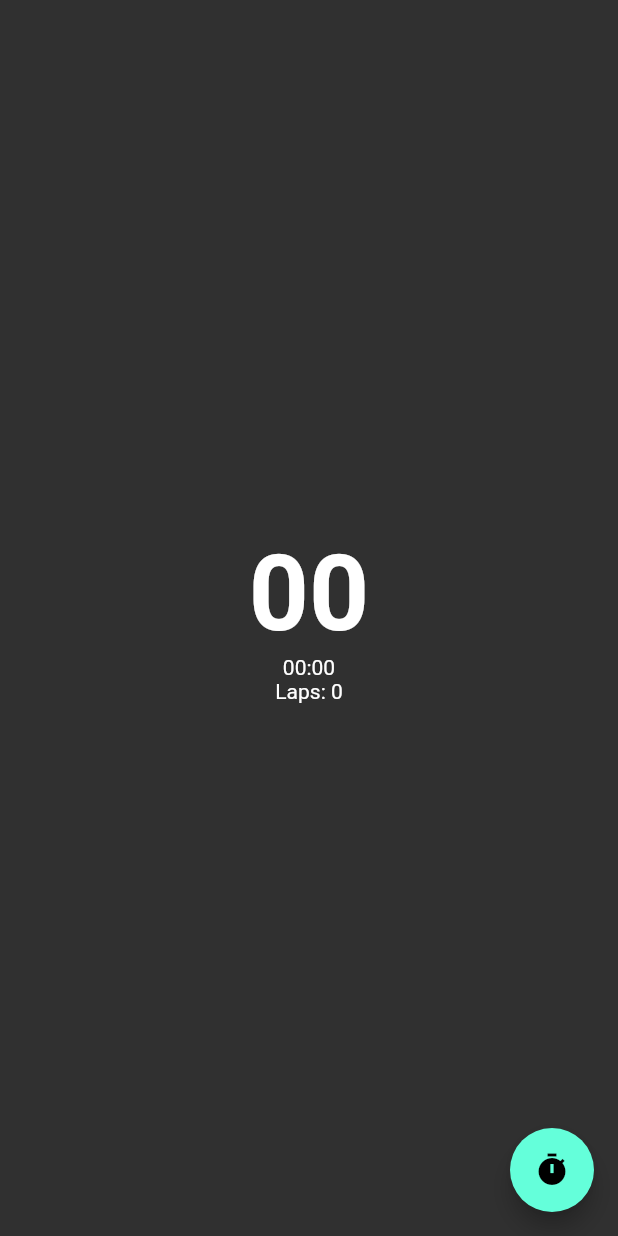
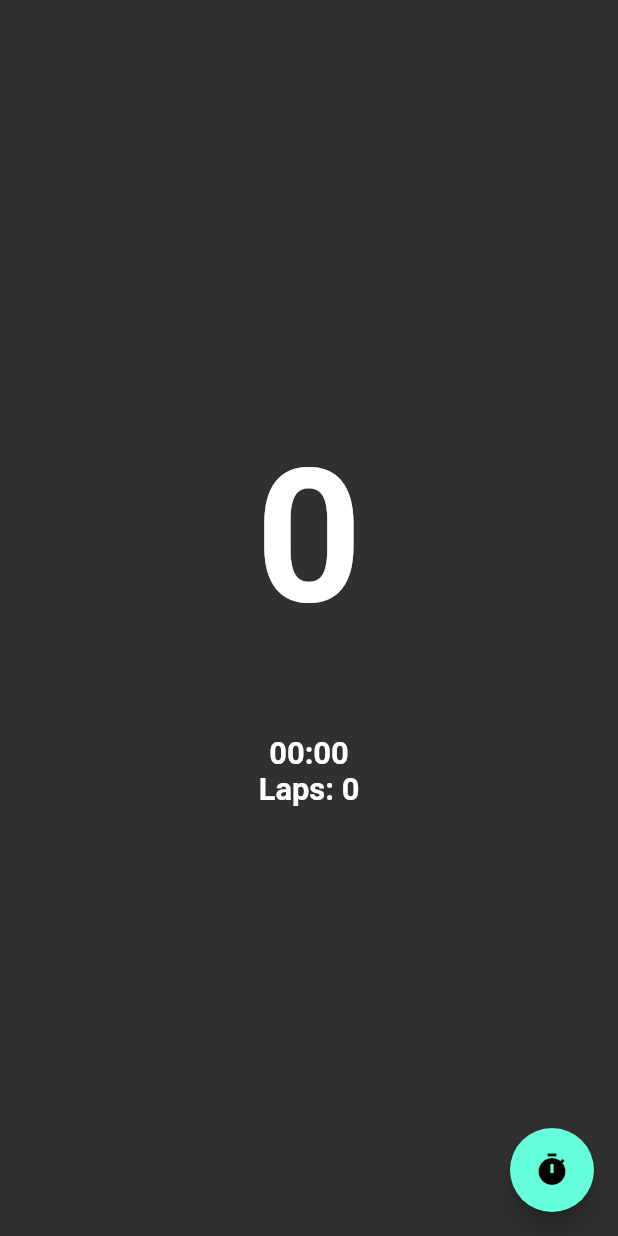
Before and after one commit to adamorucu/looped-timer, a Flutter app: the screen it shows after launch, on a phone screen of 412 x 824 dp. Run offline on Flutter 3.47's test engine with Material 2 defaults, Android fonts, the light colour scheme and no system bars.

Commit message:
minor changes

```diff
--- a/lib/main.dart
+++ b/lib/main.dart
@@ -11,10 +11,8 @@ class MyApp extends StatelessWidget {
     return MaterialApp(
       debugShowCheckedModeBanner: false,
       theme: ThemeData(
-          brightness: Brightness.dark,
-          textTheme: TextTheme(
-              title: TextStyle(fontWeight: FontWeight.bold, fontSize: 70),
-              subtitle: TextStyle(fontSize: 40))),
+        brightness: Brightness.dark,
+      ),
       home: MyHomePage(),
     );
   }
@@ -29,7 +27,7 @@ class MyHomePage extends StatefulWidget {
 }
 
 class _MyHomePageState extends State<MyHomePage> {
-  String _time = "00";
+  String _time = "0";
   int totaltime = 0;
   int laptime = 30;
   int laps = 0;
@@ -70,7 +68,7 @@ class _MyHomePageState extends State<MyHomePage> {
   }
 
   String getTime() {
-    return (totaltime % laptime).toString().padLeft(2, '0');
+    return (totaltime % laptime).toString();
   }
 
   String getTotalTime() {
@@ -116,7 +114,9 @@ class _MyHomePageState extends State<MyHomePage> {
         context: context,
         builder: (context) {
           return AlertDialog(
-            title: Text('Lap time'),
+            title: Text(
+              'Lap time',
+            ),
             content: TextField(
               controller: myController,
             ),
@@ -134,6 +134,7 @@ class _MyHomePageState extends State<MyHomePage> {
 
   @override
   Widget build(BuildContext context) {
+    double width = MediaQuery.of(context).size.width;
     return GestureDetector(
         onTap: _toggle,
         child: Scaffold(
@@ -143,10 +144,22 @@ class _MyHomePageState extends State<MyHomePage> {
               children: <Widget>[
                 Text(
                   '$_time',
-                  style: Theme.of(context).textTheme.title,
+                  style: TextStyle(
+                      fontWeight: FontWeight.bold, fontSize: width * 0.3),
                 ),
-                Text(getTotalTime()),
-                Text("Laps: " + laps.toString())
+                Padding(
+                  padding: EdgeInsets.all(30),
+                ),
+                Text(
+                  getTotalTime(),
+                  style: TextStyle(
+                      fontWeight: FontWeight.bold, fontSize: width * 0.05),
+                ),
+                Text(
+                  "Laps: " + laps.toString(),
+                  style: TextStyle(
+                      fontWeight: FontWeight.bold, fontSize: width * 0.05),
+                )
               ],
             ),
           ),
```
